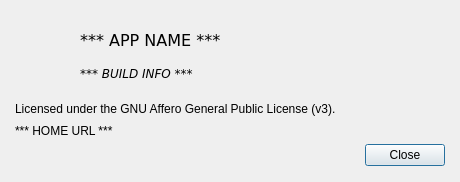
Qt form vasl_templates/ui/about.ui (pacman-ghost/vasl-templates) before a commit.
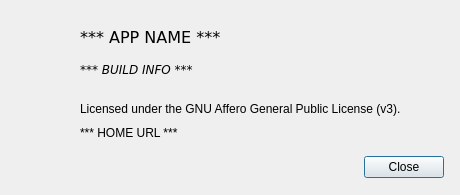
The same form after that commit.

Patch:
```diff
--- a/vasl_templates/ui/about.ui
+++ b/vasl_templates/ui/about.ui
@@ -10,7 +10,7 @@
     <x>0</x>
     <y>0</y>
     <width>460</width>
-    <height>182</height>
+    <height>195</height>
    </rect>
   </property>
   <property name="windowTitle">
@@ -39,9 +39,9 @@
    <property name="geometry">
     <rect>
      <x>80</x>
-     <y>20</y>
+     <y>19</y>
      <width>361</width>
-     <height>61</height>
+     <height>58</height>
     </rect>
    </property>
    <layout class="QVBoxLayout" name="verticalLayout">
@@ -88,9 +88,9 @@
   <widget class="QWidget" name="horizontalLayoutWidget">
    <property name="geometry">
     <rect>
-     <x>15</x>
-     <y>140</y>
-     <width>430</width>
+     <x>19</x>
+     <y>152</y>
+     <width>425</width>
      <height>31</height>
     </rect>
    </property>
@@ -129,9 +129,9 @@
   <widget class="QLabel" name="home_url">
    <property name="geometry">
     <rect>
-     <x>15</x>
-     <y>120</y>
-     <width>411</width>
+     <x>80</x>
+     <y>122</y>
+     <width>361</width>
      <height>21</height>
     </rect>
    </property>
@@ -151,9 +151,9 @@
   <widget class="QLabel" name="license">
    <property name="geometry">
     <rect>
-     <x>15</x>
+     <x>80</x>
      <y>100</y>
-     <width>411</width>
+     <width>361</width>
      <height>17</height>
     </rect>
    </property>
```
